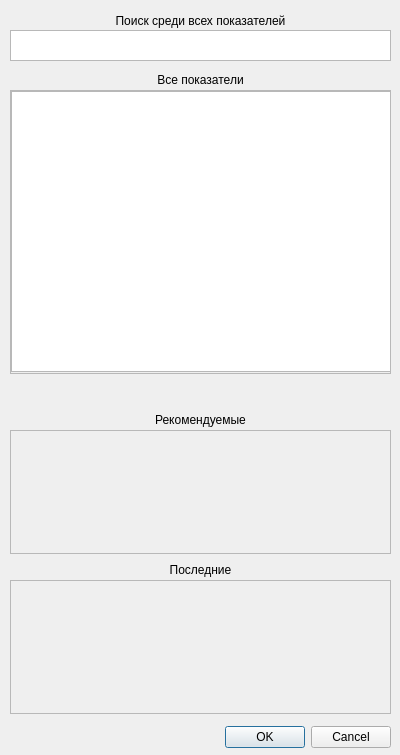
The window that uiFiles/IndSubMenuWidget.ui (ssofaaa07/SP_projectQT) describes before a commit, drawn with Qt 5.
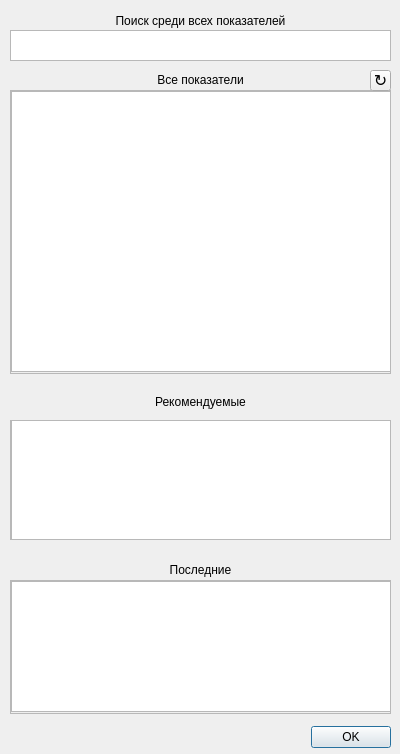
The same window after the commit.

Diff of the .ui file:
```diff
--- a/uiFiles/IndSubMenuWidget.ui
+++ b/uiFiles/IndSubMenuWidget.ui
@@ -7,7 +7,7 @@
     <x>0</x>
     <y>0</y>
     <width>400</width>
-    <height>755</height>
+    <height>754</height>
    </rect>
   </property>
   <property name="windowTitle">
@@ -36,16 +36,16 @@
     <enum>Qt::Horizontal</enum>
    </property>
    <property name="standardButtons">
-    <set>QDialogButtonBox::Cancel|QDialogButtonBox::Ok</set>
+    <set>QDialogButtonBox::Ok</set>
    </property>
   </widget>
   <widget class="QScrollArea" name="scrollArea_3">
    <property name="geometry">
     <rect>
      <x>10</x>
-     <y>430</y>
+     <y>420</y>
      <width>381</width>
-     <height>124</height>
+     <height>120</height>
     </rect>
    </property>
    <property name="widgetResizable">
@@ -57,9 +57,19 @@
       <x>0</x>
       <y>0</y>
       <width>379</width>
-      <height>122</height>
+      <height>118</height>
      </rect>
     </property>
+    <widget class="QListWidget" name="recommendsListWidget">
+     <property name="geometry">
+      <rect>
+       <x>0</x>
+       <y>-10</y>
+       <width>381</width>
+       <height>130</height>
+      </rect>
+     </property>
+    </widget>
    </widget>
   </widget>
   <widget class="QLabel" name="label_3">
@@ -92,9 +102,9 @@
    <property name="geometry">
     <rect>
      <x>10</x>
-     <y>410</y>
+     <y>390</y>
      <width>381</width>
-     <height>20</height>
+     <height>25</height>
     </rect>
    </property>
    <property name="text">
@@ -168,8 +178,36 @@
       <height>132</height>
      </rect>
     </property>
+    <widget class="QListWidget" name="lastSearchedListWidget">
+     <property name="geometry">
+      <rect>
+       <x>0</x>
+       <y>0</y>
+       <width>381</width>
+       <height>131</height>
+      </rect>
+     </property>
+    </widget>
    </widget>
   </widget>
+  <widget class="QToolButton" name="updateIndicatorsToolButton">
+   <property name="geometry">
+    <rect>
+     <x>370</x>
+     <y>70</y>
+     <width>21</width>
+     <height>21</height>
+    </rect>
+   </property>
+   <property name="font">
+    <font>
+     <pointsize>12</pointsize>
+    </font>
+   </property>
+   <property name="text">
+    <string>↻</string>
+   </property>
+  </widget>
  </widget>
  <resources/>
  <connections/>
```
Left out of the diff: 24 changed lines with no effect on the pictures.
